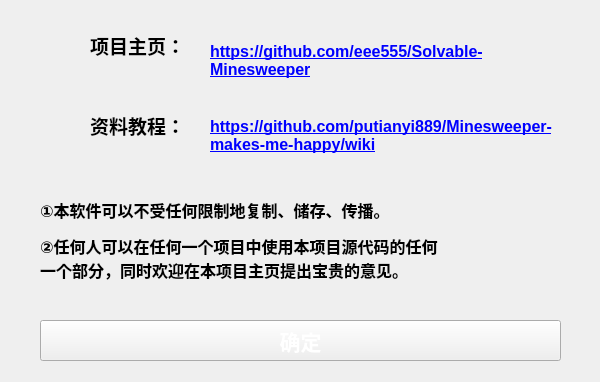
eee555/Solvable-Minesweeper, file uiFiles/ui_about.ui: the form before one commit.
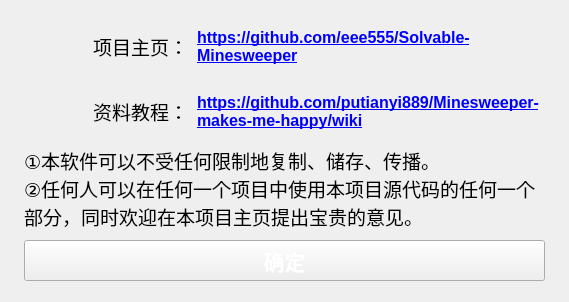
The form after the commit. Icons and pictures are not drawn.

```diff
--- a/uiFiles/ui_about.ui
+++ b/uiFiles/ui_about.ui
@@ -19,7 +19,7 @@
   <property name="maximumSize">
    <size>
     <width>600</width>
-    <height>382</height>
+    <height>580</height>
    </size>
   </property>
   <property name="sizeIncrement">
@@ -34,168 +34,301 @@
   <property name="windowOpacity">
    <double>10.000000000000000</double>
   </property>
-  <widget class="QPushButton" name="pushButton">
-   <property name="geometry">
-    <rect>
-     <x>40</x>
-     <y>320</y>
-     <width>521</width>
-     <height>41</height>
-    </rect>
+  <layout class="QVBoxLayout" name="verticalLayout">
+   <property name="spacing">
+    <number>9</number>
    </property>
-   <property name="font">
-    <font>
-     <family>黑体</family>
-     <pointsize>16</pointsize>
-     <weight>75</weight>
-     <italic>false</italic>
-     <bold>true</bold>
-    </font>
+   <property name="sizeConstraint">
+    <enum>QLayout::SetFixedSize</enum>
    </property>
-   <property name="mouseTracking">
-    <bool>false</bool>
+   <property name="leftMargin">
+    <number>24</number>
    </property>
-   <property name="styleSheet">
-    <string notr="true">border-image: url(media/button.png);
+   <property name="topMargin">
+    <number>21</number>
+   </property>
+   <property name="rightMargin">
+    <number>24</number>
+   </property>
+   <property name="bottomMargin">
+    <number>21</number>
+   </property>
+   <item>
+    <layout class="QHBoxLayout" name="horizontalLayout_3" stretch="0,0,5">
+     <property name="sizeConstraint">
+      <enum>QLayout::SetDefaultConstraint</enum>
+     </property>
+     <property name="leftMargin">
+      <number>9</number>
+     </property>
+     <property name="bottomMargin">
+      <number>5</number>
+     </property>
+     <item>
+      <widget class="QLabel" name="label_6">
+       <property name="minimumSize">
+        <size>
+         <width>51</width>
+         <height>51</height>
+        </size>
+       </property>
+       <property name="maximumSize">
+        <size>
+         <width>51</width>
+         <height>51</height>
+        </size>
+       </property>
+       <property name="styleSheet">
+        <string notr="true">border-image: url(media/github.svg);</string>
+       </property>
+       <property name="text">
+        <string/>
+       </property>
+      </widget>
+     </item>
+     <item>
+      <widget class="QLabel" name="label_race_label_2">
+       <property name="font">
+        <font>
+         <family>微软雅黑</family>
+         <pointsize>14</pointsize>
+        </font>
+       </property>
+       <property name="text">
+        <string>项目主页：</string>
+       </property>
+       <property name="scaledContents">
+        <bool>false</bool>
+       </property>
+       <property name="wordWrap">
+        <bool>false</bool>
+       </property>
+      </widget>
+     </item>
+     <item>
+      <widget class="QLabel" name="label_2">
+       <property name="font">
+        <font>
+         <pointsize>12</pointsize>
+        </font>
+       </property>
+       <property name="cursor">
+        <cursorShape>PointingHandCursor</cursorShape>
+       </property>
+       <property name="mouseTracking">
+        <bool>true</bool>
+       </property>
+       <property name="toolTip">
+        <string notr="true"/>
+       </property>
+       <property name="statusTip">
+        <string notr="true"/>
+       </property>
+       <property name="whatsThis">
+        <string notr="true"/>
+       </property>
+       <property name="accessibleName">
+        <string notr="true"/>
+       </property>
+       <property name="accessibleDescription">
+        <string notr="true"/>
+       </property>
+       <property name="text">
+        <string notr="true">&lt;html&gt;&lt;head/&gt;&lt;body&gt;&lt;p&gt;&lt;a href=&quot;https://github.com/eee555/Solvable-Minesweeper&quot;&gt;&lt;span style=&quot; font-size:12pt; font-weight:600; text-decoration: underline; color:#0000ff;&quot;&gt;https://github.com/eee555/Solvable-Minesweeper&lt;/span&gt;&lt;/a&gt;&lt;/p&gt;&lt;/body&gt;&lt;/html&gt;</string>
+       </property>
+       <property name="textFormat">
+        <enum>Qt::RichText</enum>
+       </property>
+       <property name="wordWrap">
+        <bool>true</bool>
+       </property>
+       <property name="openExternalLinks">
+        <bool>true</bool>
+       </property>
+      </widget>
+     </item>
+    </layout>
+   </item>
+   <item>
+    <layout class="QHBoxLayout" name="horizontalLayout" stretch="0,0,5">
+     <property name="leftMargin">
+      <number>9</number>
+     </property>
+     <item>
+      <widget class="QLabel" name="label_7">
+       <property name="minimumSize">
+        <size>
+         <width>51</width>
+         <height>51</height>
+        </size>
+       </property>
+       <property name="maximumSize">
+        <size>
+         <width>51</width>
+         <height>51</height>
+        </size>
+       </property>
+       <property name="mouseTracking">
+        <bool>false</bool>
+       </property>
+       <property name="styleSheet">
+        <string notr="true">border-image: url(media/message.svg);</string>
+       </property>
+       <property name="text">
+        <string/>
+       </property>
+      </widget>
+     </item>
+     <item>
+      <widget class="QLabel" name="label_race_label">
+       <property name="font">
+        <font>
+         <family>微软雅黑</family>
+         <pointsize>14</pointsize>
+        </font>
+       </property>
+       <property name="text">
+        <string>资料教程：</string>
+       </property>
+       <property name="scaledContents">
+        <bool>false</bool>
+       </property>
+       <property name="wordWrap">
+        <bool>false</bool>
+       </property>
+      </widget>
+     </item>
+     <item>
+      <widget class="QLabel" name="label_4">
+       <property name="font">
+        <font>
+         <pointsize>12</pointsize>
+        </font>
+       </property>
+       <property name="cursor">
+        <cursorShape>PointingHandCursor</cursorShape>
+       </property>
+       <property name="mouseTracking">
+        <bool>true</bool>
+       </property>
+       <property name="toolTip">
+        <string notr="true"/>
+       </property>
+       <property name="statusTip">
+        <string notr="true"/>
+       </property>
+       <property name="whatsThis">
+        <string notr="true"/>
+       </property>
+       <property name="accessibleName">
+        <string notr="true"/>
+       </property>
+       <property name="accessibleDescription">
+        <string notr="true"/>
+       </property>
+       <property name="layoutDirection">
+        <enum>Qt::LeftToRight</enum>
+       </property>
+       <property name="text">
+        <string notr="true">&lt;html&gt;&lt;head/&gt;&lt;body&gt;&lt;p&gt;&lt;a href=&quot;https://github.com/putianyi889/Minesweeper-makes-me-happy/wiki&quot;&gt;&lt;span style=&quot; font-size:12pt; font-weight:600; text-decoration: underline; color:#0000ff;&quot;&gt;https://github.com/putianyi889/Minesweeper-makes-me-happy/wiki&lt;/span&gt;&lt;/a&gt;&lt;/p&gt;&lt;/body&gt;&lt;/html&gt;</string>
+       </property>
+       <property name="textFormat">
+        <enum>Qt::RichText</enum>
+       </property>
+       <property name="wordWrap">
+        <bool>true</bool>
+       </property>
+       <property name="openExternalLinks">
+        <bool>true</bool>
+       </property>
+      </widget>
+     </item>
+    </layout>
+   </item>
+   <item alignment="Qt::AlignHCenter">
+    <widget class="QLabel" name="label_race_label_3">
+     <property name="minimumSize">
+      <size>
+       <width>521</width>
+       <height>0</height>
+      </size>
+     </property>
+     <property name="maximumSize">
+      <size>
+       <width>521</width>
+       <height>16777215</height>
+      </size>
+     </property>
+     <property name="font">
+      <font>
+       <family>微软雅黑</family>
+       <pointsize>14</pointsize>
+      </font>
+     </property>
+     <property name="text">
+      <string>①本软件可以不受任何限制地复制、储存、传播。
+②任何人可以在任何一个项目中使用本项目源代码的任何一个部分，同时欢迎在本项目主页提出宝贵的意见。</string>
+     </property>
+     <property name="scaledContents">
+      <bool>false</bool>
+     </property>
+     <property name="wordWrap">
+      <bool>true</bool>
+     </property>
+    </widget>
+   </item>
+   <item alignment="Qt::AlignHCenter">
+    <widget class="QPushButton" name="pushButton">
+     <property name="minimumSize">
+      <size>
+       <width>521</width>
+       <height>41</height>
+      </size>
+     </property>
+     <property name="maximumSize">
+      <size>
+       <width>521</width>
+       <height>41</height>
+      </size>
+     </property>
+     <property name="font">
+      <font>
+       <family>黑体</family>
+       <pointsize>16</pointsize>
+       <weight>75</weight>
+       <italic>false</italic>
+       <bold>true</bold>
+      </font>
+     </property>
+     <property name="mouseTracking">
+      <bool>false</bool>
+     </property>
+     <property name="focusPolicy">
+      <enum>Qt::NoFocus</enum>
+     </property>
+     <property name="layoutDirection">
+      <enum>Qt::RightToLeft</enum>
+     </property>
+     <property name="styleSheet">
+      <string notr="true">border-image: url(media/button.png);
 font: 16pt &quot;黑体&quot;;
 color:white;font: bold;</string>
-   </property>
-   <property name="text">
-    <string>确定</string>
-   </property>
-   <property name="shortcut">
-    <string>Space</string>
-   </property>
-   <property name="autoDefault">
-    <bool>false</bool>
-   </property>
-   <property name="flat">
-    <bool>false</bool>
-   </property>
-  </widget>
-  <widget class="QLabel" name="label">
-   <property name="geometry">
-    <rect>
-     <x>90</x>
-     <y>30</y>
-     <width>111</width>
-     <height>31</height>
-    </rect>
-   </property>
-   <property name="text">
-    <string>&lt;html&gt;&lt;head/&gt;&lt;body&gt;&lt;p&gt;&lt;span style=&quot; font-size:14pt; font-weight:600; color:#000000;&quot;&gt;项目主页：&lt;/span&gt;&lt;/p&gt;&lt;/body&gt;&lt;/html&gt;</string>
-   </property>
-  </widget>
-  <widget class="QLabel" name="label_2">
-   <property name="geometry">
-    <rect>
-     <x>210</x>
-     <y>30</y>
-     <width>331</width>
-     <height>61</height>
-    </rect>
-   </property>
-   <property name="text">
-    <string>&lt;html&gt;&lt;head/&gt;&lt;body&gt;&lt;p&gt;&lt;a href=&quot;https://github.com/eee555/Solvable-Minesweeper&quot;&gt;&lt;span style=&quot; font-size:12pt; font-weight:600; text-decoration: underline; color:#0000ff;&quot;&gt;https://github.com/eee555/Solvable-Minesweeper&lt;/span&gt;&lt;/a&gt;&lt;/p&gt;&lt;/body&gt;&lt;/html&gt;</string>
-   </property>
-   <property name="textFormat">
-    <enum>Qt::RichText</enum>
-   </property>
-   <property name="wordWrap">
-    <bool>true</bool>
-   </property>
-   <property name="openExternalLinks">
-    <bool>true</bool>
-   </property>
-  </widget>
-  <widget class="QLabel" name="label_3">
-   <property name="geometry">
-    <rect>
-     <x>90</x>
-     <y>110</y>
-     <width>111</width>
-     <height>31</height>
-    </rect>
-   </property>
-   <property name="text">
-    <string>&lt;html&gt;&lt;head/&gt;&lt;body&gt;&lt;p&gt;&lt;span style=&quot; font-size:14pt; font-weight:600;&quot;&gt;资料教程：&lt;/span&gt;&lt;/p&gt;&lt;/body&gt;&lt;/html&gt;</string>
-   </property>
-  </widget>
-  <widget class="QLabel" name="label_4">
-   <property name="geometry">
-    <rect>
-     <x>210</x>
-     <y>105</y>
-     <width>371</width>
-     <height>61</height>
-    </rect>
-   </property>
-   <property name="text">
-    <string>&lt;html&gt;&lt;head/&gt;&lt;body&gt;&lt;p&gt;&lt;a href=&quot;https://github.com/putianyi889/Minesweeper-makes-me-happy/wiki&quot;&gt;&lt;span style=&quot; font-size:12pt; font-weight:600; text-decoration: underline; color:#0000ff;&quot;&gt;https://github.com/putianyi889/Minesweeper-makes-me-happy/wiki&lt;/span&gt;&lt;/a&gt;&lt;/p&gt;&lt;/body&gt;&lt;/html&gt;</string>
-   </property>
-   <property name="textFormat">
-    <enum>Qt::RichText</enum>
-   </property>
-   <property name="wordWrap">
-    <bool>true</bool>
-   </property>
-   <property name="openExternalLinks">
-    <bool>true</bool>
-   </property>
-  </widget>
-  <widget class="QLabel" name="label_5">
-   <property name="geometry">
-    <rect>
-     <x>40</x>
-     <y>190</y>
-     <width>521</width>
-     <height>101</height>
-    </rect>
-   </property>
-   <property name="text">
-    <string>&lt;!DOCTYPE HTML PUBLIC &quot;-//W3C//DTD HTML 4.0//EN&quot; &quot;http://www.w3.org/TR/REC-html40/strict.dtd&quot;&gt;
-&lt;html&gt;&lt;head&gt;&lt;meta name=&quot;qrichtext&quot; content=&quot;1&quot; /&gt;&lt;style type=&quot;text/css&quot;&gt;
-p, li { white-space: pre-wrap; }
-&lt;/style&gt;&lt;/head&gt;&lt;body style=&quot; font-family:'SimSun'; font-size:9pt; font-weight:400; font-style:normal;&quot;&gt;
-&lt;p align=&quot;justify&quot; style=&quot; margin-top:12px; margin-bottom:12px; margin-left:0px; margin-right:0px; -qt-block-indent:0; text-indent:0px;&quot;&gt;&lt;span style=&quot; font-family:'SimSun'; font-size:12pt; font-weight:600;&quot;&gt;①本软件可以不受任何限制地复制、储存、传播。&lt;/span&gt;&lt;/p&gt;
-&lt;p align=&quot;justify&quot; style=&quot; margin-top:12px; margin-bottom:12px; margin-left:0px; margin-right:0px; -qt-block-indent:0; text-indent:0px;&quot;&gt;&lt;span style=&quot; font-family:'SimSun'; font-size:12pt; font-weight:600;&quot;&gt;②任何人可以在任何一个项目中使用本项目源代码的任何&lt;br /&gt;一个部分，同时欢迎在本项目主页提出宝贵的意见。&lt;/span&gt;&lt;/p&gt;&lt;/body&gt;&lt;/html&gt;</string>
-   </property>
-   <property name="textFormat">
-    <enum>Qt::RichText</enum>
-   </property>
-  </widget>
-  <widget class="QLabel" name="label_6">
-   <property name="geometry">
-    <rect>
-     <x>20</x>
-     <y>30</y>
-     <width>51</width>
-     <height>51</height>
-    </rect>
-   </property>
-   <property name="styleSheet">
-    <string notr="true">border-image: url(media/github.svg);</string>
-   </property>
-   <property name="text">
-    <string/>
-   </property>
-  </widget>
-  <widget class="QLabel" name="label_7">
-   <property name="geometry">
-    <rect>
-     <x>20</x>
-     <y>110</y>
-     <width>51</width>
-     <height>51</height>
-    </rect>
-   </property>
-   <property name="styleSheet">
-    <string notr="true">border-image: url(media/message.svg);</string>
-   </property>
-   <property name="text">
-    <string/>
-   </property>
-  </widget>
+     </property>
+     <property name="text">
+      <string>确定</string>
+     </property>
+     <property name="shortcut">
+      <string>Space</string>
+     </property>
+     <property name="autoDefault">
+      <bool>false</bool>
+     </property>
+     <property name="flat">
+      <bool>false</bool>
+     </property>
+    </widget>
+   </item>
+  </layout>
  </widget>
  <resources/>
  <connections>
```
